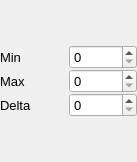
The window that src/gui/keywordwidgets/vec3integer.ui (disorderedmaterials/dissolve) describes before a commit, drawn with Qt 5.
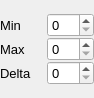
The same window after the commit.

Patch:
```diff
--- a/src/gui/keywordwidgets/vec3integer.ui
+++ b/src/gui/keywordwidgets/vec3integer.ui
@@ -6,8 +6,8 @@
    <rect>
     <x>0</x>
     <y>0</y>
-    <width>137</width>
-    <height>162</height>
+    <width>94</width>
+    <height>98</height>
    </rect>
   </property>
   <property name="font">
```
